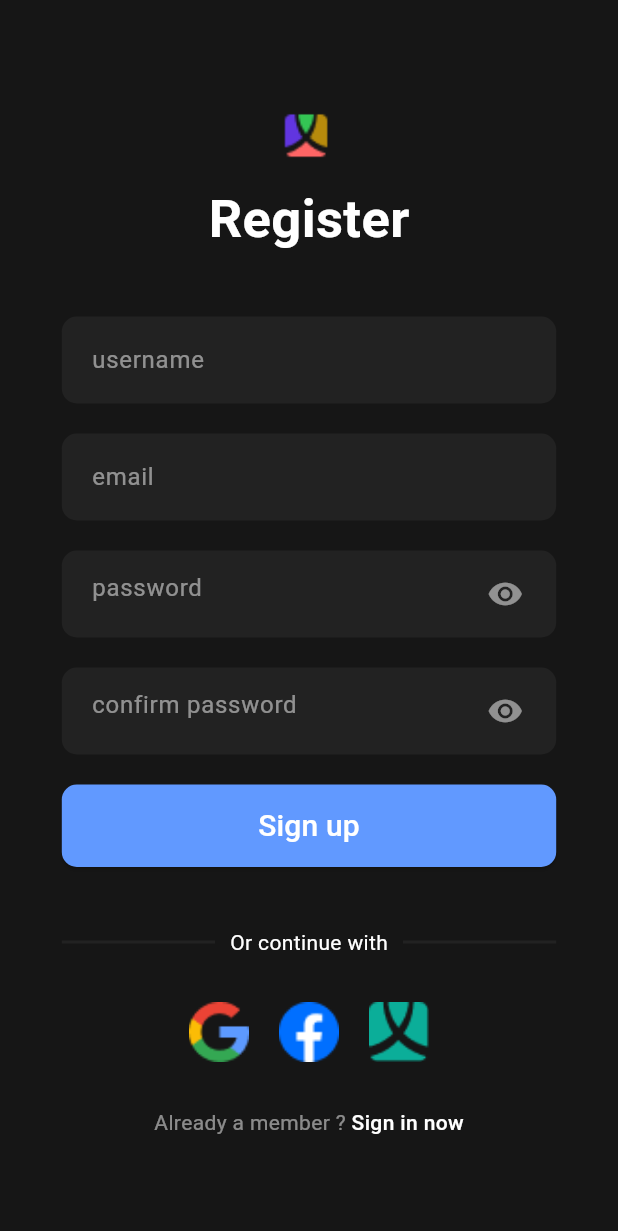
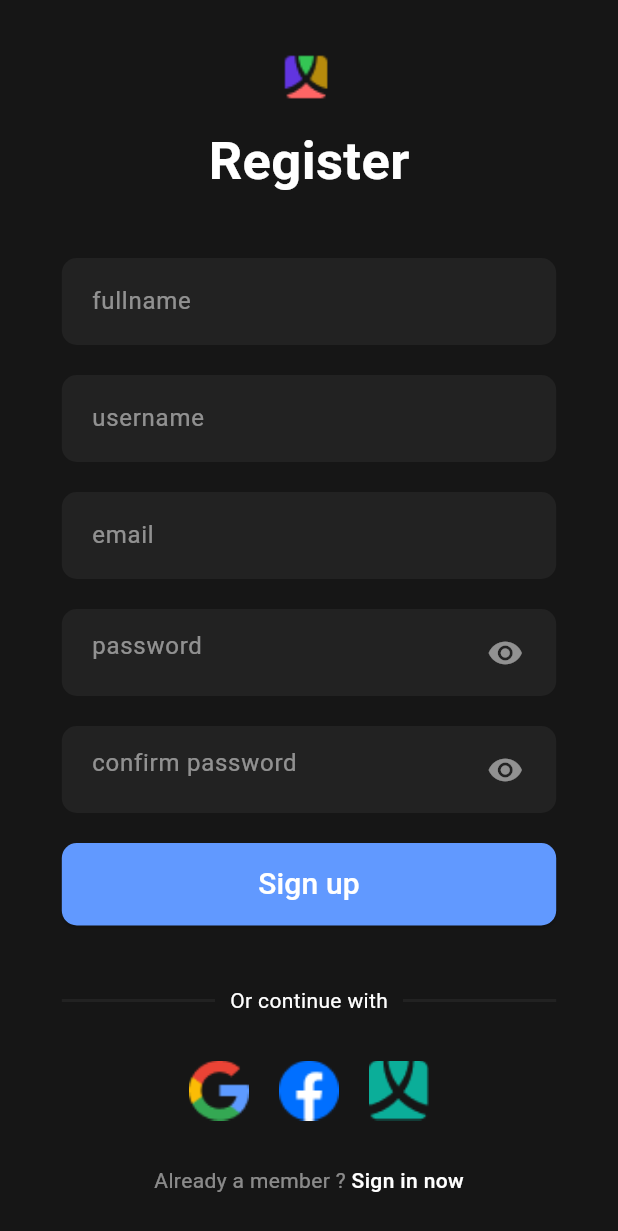
Before and after one commit to mexzzy/break_arcade, a Flutter app: the SignUpScreen screen opened directly, on a phone screen of 412 x 824 dp. Shown: the top 1231 px of the screen. Run offline on Flutter 3.47's test engine with Material 3 defaults, Android fonts, the phone set to English and light mode, and no system bars; our stand-ins replace get.

Commit message:
minor update

```diff
--- a/lib/auth/components/button.dart
+++ b/lib/auth/components/button.dart
@@ -11,14 +11,14 @@ class CustomButton extends StatelessWidget {
   final Widget? onTapPage;
 
   const CustomButton({
-    Key? key,
+    super.key,
     required this.text,
     required this.onPressed,
     this.color = AppColors.primaryBlue,
     this.textColor = AppColors.white,
     this.borderRadius = 10.0,
     this.onTapPage,
-  }) : super(key: key);
+  });
 
   @override
   Widget build(BuildContext context) {
--- a/lib/auth/signUp.dart
+++ b/lib/auth/signUp.dart
@@ -45,6 +45,32 @@ class _SignUpScreenState extends State<SignUpScreen> {
                   ),
                 ),
                 const SizedBox(height: 40),
+                Container(
+                  width: 0.8 * MediaQuery.of(context).size.width,
+                  padding: const EdgeInsets.only(
+                    top: 5,
+                    right: 20,
+                    left: 20,
+                    bottom: 5,
+                  ),
+                  decoration: const BoxDecoration(
+                    color: AppColors.inputBg,
+                    borderRadius: BorderRadius.all(
+                      Radius.circular(10),
+                    ),
+                  ),
+                  child: TextFormField(
+                    style: const TextStyle(color: AppColors.white),
+                    decoration: const InputDecoration(
+                      hintText: 'fullname',
+                      hintStyle: TextStyle(
+                        color: AppColors.grayText,
+                      ),
+                      border: InputBorder.none,
+                    ),
+                  ),
+                ),
+                const SizedBox(height: 20),
                 Container(
                   width: 0.8 * MediaQuery.of(context).size.width,
                   padding: const EdgeInsets.only(
--- a/pubspec.yaml
+++ b/pubspec.yaml
@@ -71,6 +71,7 @@ flutter:
     - assets/profile_backdrop.png
     - assets/trophy_profile.png
     - assets/medal_profile.png
+    - assets/userAvatar.png
 
   # An image asset can refer to one or more resolution-specific "variants", see
   # https://flutter.dev/assets-and-images/#resolution-aware
```
Also changed, not shown: lib/components/main_screen.dart (+5 -5 lines), lib/screens/Home/home.dart (renamed from lib/screens/home.dart, +11 -11 lines), lib/screens/Friends/friends.dart (renamed from lib/screens/friends.dart), lib/screens/Games/games.dart (renamed from lib/screens/games.dart), lib/screens/Notification/notification.dart (renamed from lib/screens/notification.dart), lib/screens/Ranking/ranking.dart (renamed from lib/screens/ranking.dart).
